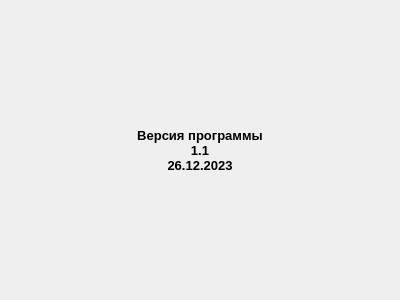
The window that version.ui (zak2791/Tabloh2H) describes before a commit, drawn with Qt 5.
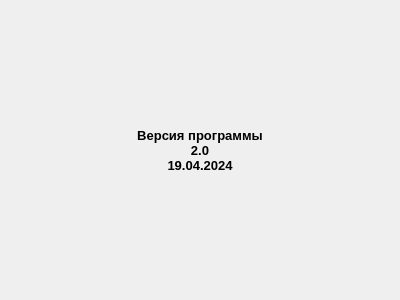
The same window after the commit.

The edit to the form file:
```diff
--- a/version.ui
+++ b/version.ui
@@ -37,8 +37,8 @@
    </property>
    <property name="text">
     <string>Версия программы
-1.1
-26.12.2023</string>
+2.0
+19.04.2024</string>
    </property>
    <property name="alignment">
     <set>Qt::AlignCenter</set>
```
Left out of the diff: 2 changed lines with no effect on the pictures.
